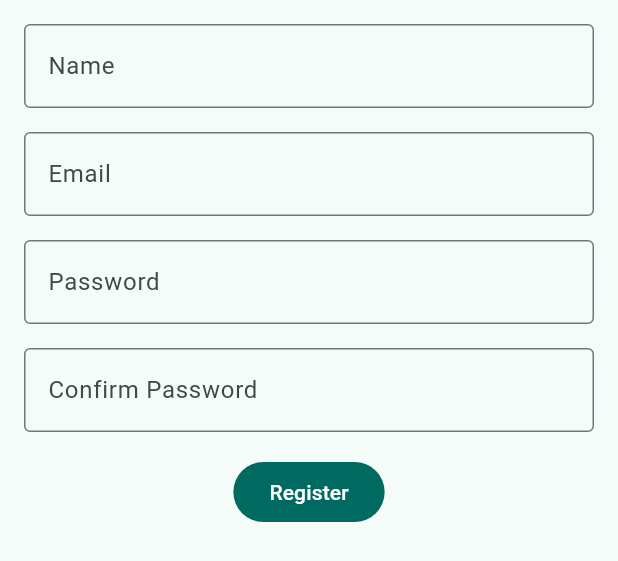
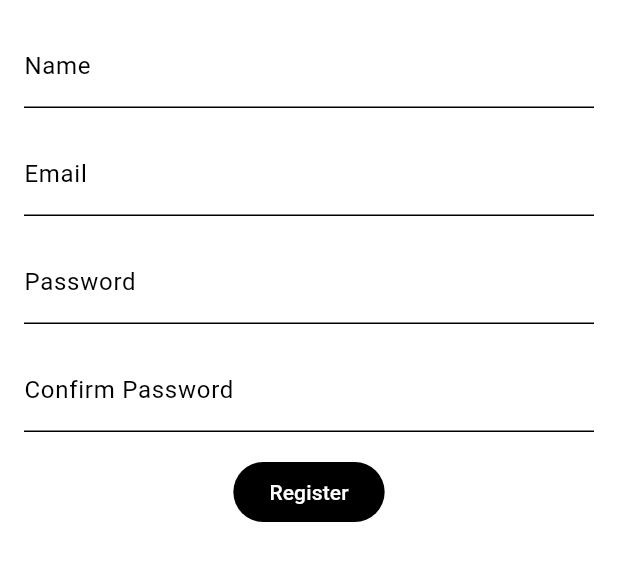
Before and after one commit to reedu-reengineering-education/sensebox-bike-flutter, a Flutter app: the RegisterForm widget shown alone on an empty page, opened directly with empty values, on a phone screen of 412 x 824 dp. Shown: the top 561 px of the screen. Run offline on Flutter 3.47's test engine with Material 3 defaults, Android fonts, the phone set to English and light mode, and no system bars; our stand-ins replace cached_network_image, csv, device_info_plus, fl_chart, flutter_blue_plus, flutter_dotenv and 8 more; missing offline and left inert: google_polyline_algorithm, mapbox_maps_flutter, turf; accounts and stored records are empty; generated files the repository leaves out were written again; network calls fail.

Commit message:
feat: update theme

```diff
--- a/lib/ui/screens/home_screen.dart
+++ b/lib/ui/screens/home_screen.dart
@@ -80,7 +80,10 @@ class _SenseBoxLoginButton extends StatelessWidget {
   Widget build(BuildContext context) {
     final OpenSenseMapBloc osemBloc = Provider.of<OpenSenseMapBloc>(context);
 
-    return FilledButton.icon(
+    return OutlinedButton.icon(
+      style: OutlinedButton.styleFrom(
+        backgroundColor: Theme.of(context).colorScheme.surfaceContainer,
+      ),
       onPressed: () => showLoginOrSenseBoxSelection(context, osemBloc),
       label: StreamBuilder<SenseBox?>(
         stream: osemBloc.senseBoxStream,
--- a/lib/ui/widgets/common/reusable_map_widget.dart
+++ b/lib/ui/widgets/common/reusable_map_widget.dart
@@ -65,7 +65,7 @@ class _ReusableMapWidgetState extends State<ReusableMapWidget>
   @override
   Widget build(BuildContext context) {
     return MapWidget(
-      styleUri: MapboxStyles.STANDARD,
+      styleUri: 'mapbox://styles/felixaetem/cm20uojq2004201o132dw50nl',
       onStyleLoadedListener: (styleLoadedEventData) {
         // Adjust map theme based on app's brightness (dark/light)
         String style =
--- a/lib/ui/widgets/opensensemap/login.dart
+++ b/lib/ui/widgets/opensensemap/login.dart
@@ -39,7 +39,7 @@ class _LoginFormState extends State<LoginForm> {
                 controller: emailController,
                 decoration: const InputDecoration(
                   labelText: 'Email',
-                  border: OutlineInputBorder(),
+                  border: UnderlineInputBorder(),
                 ),
                 keyboardType: TextInputType.emailAddress,
                 validator: (value) {
@@ -57,7 +57,7 @@ class _LoginFormState extends State<LoginForm> {
                 controller: passwordController,
                 decoration: const InputDecoration(
                   labelText: 'Password',
-                  border: OutlineInputBorder(),
+                  border: UnderlineInputBorder(),
                 ),
                 obscureText: true,
                 validator: (value) {
--- a/lib/ui/widgets/opensensemap/register.dart
+++ b/lib/ui/widgets/opensensemap/register.dart
@@ -44,7 +44,7 @@ class _RegisterFormState extends State<RegisterForm> {
                 controller: nameController,
                 decoration: const InputDecoration(
                   labelText: 'Name',
-                  border: OutlineInputBorder(),
+                  border: UnderlineInputBorder(),
                 ),
               ),
               const SizedBox(height: 16),
@@ -52,7 +52,7 @@ class _RegisterFormState extends State<RegisterForm> {
                 controller: emailController,
                 decoration: const InputDecoration(
                   labelText: 'Email',
-                  border: OutlineInputBorder(),
+                  border: UnderlineInputBorder(),
                 ),
                 keyboardType: TextInputType.emailAddress,
                 validator: (value) {
@@ -70,7 +70,7 @@ class _RegisterFormState extends State<RegisterForm> {
                 controller: passwordController,
                 decoration: const InputDecoration(
                   labelText: 'Password',
-                  border: OutlineInputBorder(),
+                  border: UnderlineInputBorder(),
                 ),
                 obscureText: true,
                 validator: (value) {
@@ -88,7 +88,7 @@ class _RegisterFormState extends State<RegisterForm> {
                 controller: confirmPasswordController,
                 decoration: const InputDecoration(
                   labelText: 'Confirm Password',
-                  border: OutlineInputBorder(),
+                  border: UnderlineInputBorder(),
                 ),
                 obscureText: true,
                 validator: (value) {
--- a/lib/ui/widgets/track/trajectory_widget.dart
+++ b/lib/ui/widgets/track/trajectory_widget.dart
@@ -196,6 +196,8 @@ class _TrajectoryWidgetState extends State<TrajectoryWidget> {
   @override
   Widget build(BuildContext context) {
     return ReusableMapWidget(
+      logoMargins: EdgeInsets.all(4),
+      attributionMargins: EdgeInsets.all(4),
       onMapCreated: (mapInstance) async {
         this.mapInstance = mapInstance;
         await mapInstance.scaleBar
```
Also changed, not shown: lib/main.dart (+8 -5 lines), lib/ui/widgets/opensensemap/login_selection_modal.dart (+9 -2 lines).
